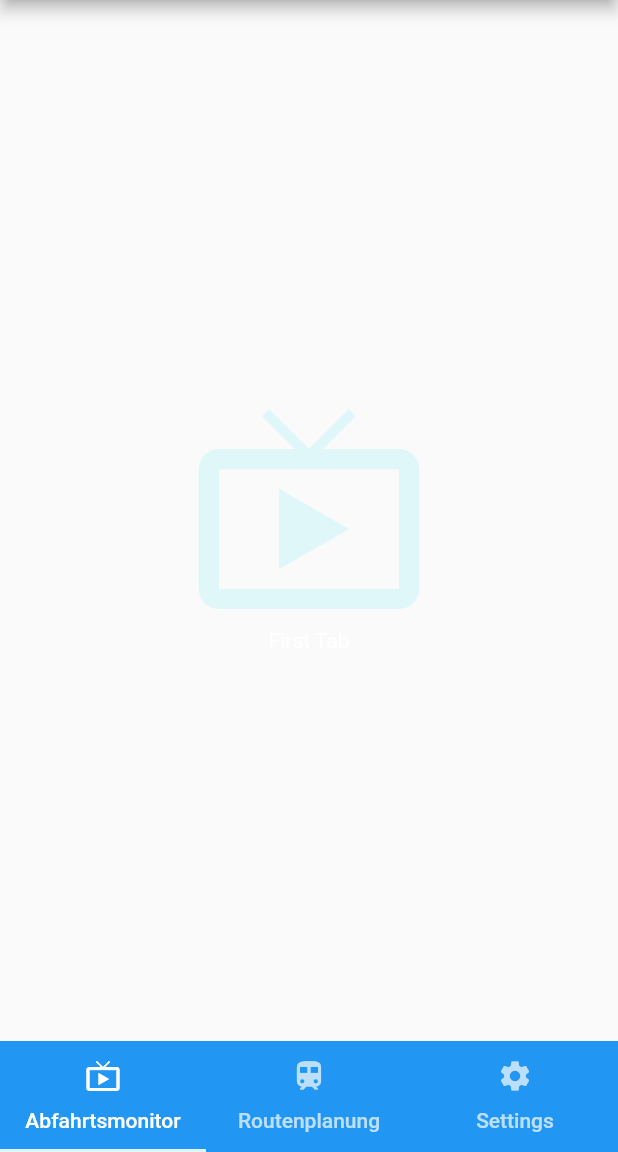
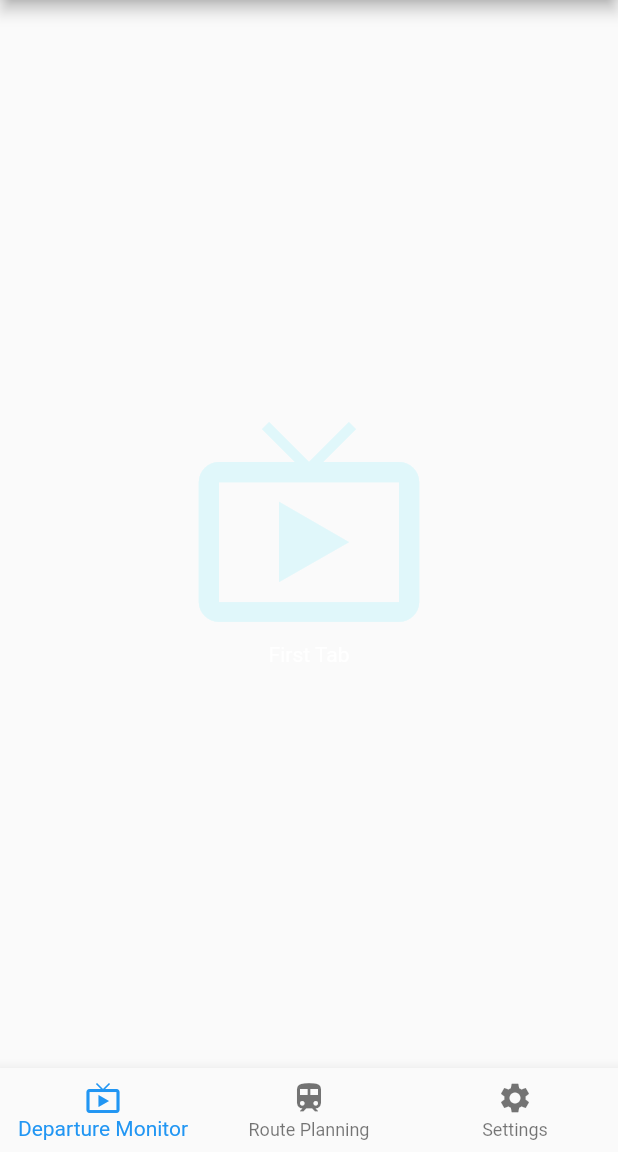
Before and after one commit to AnsgarLichter/CatchTheTrain, a Flutter app: the screen it shows after launch, on a phone screen of 412 x 824 dp, the part 84-1236 px from its top. Run offline on Flutter 3.47's test engine with Material 2 defaults, Android fonts, the phone set to English and light mode, and no system bars.

```diff
--- a/lib/home_widget.dart
+++ b/lib/home_widget.dart
@@ -10,19 +10,12 @@ class Home extends StatefulWidget {
 }
 
 class HomeState extends State<Home> with SingleTickerProviderStateMixin {
-  TabController tabController;
-
-  @override
-  void initState() {
-    super.initState();
-    tabController = TabController(length: 3, vsync: this);
-  }
-
-  @override
-  void dispose() {
-    tabController.dispose();
-    super.dispose();
-  }
+  int _selectedIndex = 0;
+  final List<Widget> _children = [
+    DeparturesMonitorWidget(),
+    RoutePlanningWidget(),
+    SettingsWidget()
+  ];
 
   @override
   Widget build(BuildContext context) {
@@ -30,28 +23,31 @@ class HomeState extends State<Home> with SingleTickerProviderStateMixin {
       appBar: AppBar(
         title: Text('KVV Live'),
       ),
-      body: TabBarView(
-        children: <Widget>[
-          DeparturesMonitorWidget(),
-          RoutePlanningWidget(),
-          SettingsWidget()
-        ],
-        controller: tabController,
-      ),
-      bottomNavigationBar: Material(
-        color: Theme.of(context).primaryColor,
-        child: TabBar(
-          tabs: <Tab>[
-            Tab(
-              icon: Icon(Icons.live_tv),
-              text: 'Abfahrtsmonitor',
-            ),
-            Tab(icon: Icon(Icons.train), text: 'Routenplanung'),
-            Tab(icon: Icon(Icons.settings), text: 'Settings'),
-          ],
-          controller: tabController,
-        ),
+      body: _children[_selectedIndex],
+      bottomNavigationBar: BottomNavigationBar(
+        onTap: _onTabTapped,
+        currentIndex: _selectedIndex,
+        items: [
+         new BottomNavigationBarItem(
+           icon: Icon(Icons.live_tv),
+           title: Text('Departure Monitor'),
+         ),
+         new BottomNavigationBarItem(
+           icon: Icon(Icons.train),
+           title: Text('Route Planning'),
+         ),
+         new BottomNavigationBarItem(
+           icon: Icon(Icons.settings),
+           title: Text('Settings')
+         )
+       ],
       ),
     );
   }
+
+  void _onTabTapped(int index) {
+    setState(() {
+      _selectedIndex = index;
+    });
+  }
 }
```
